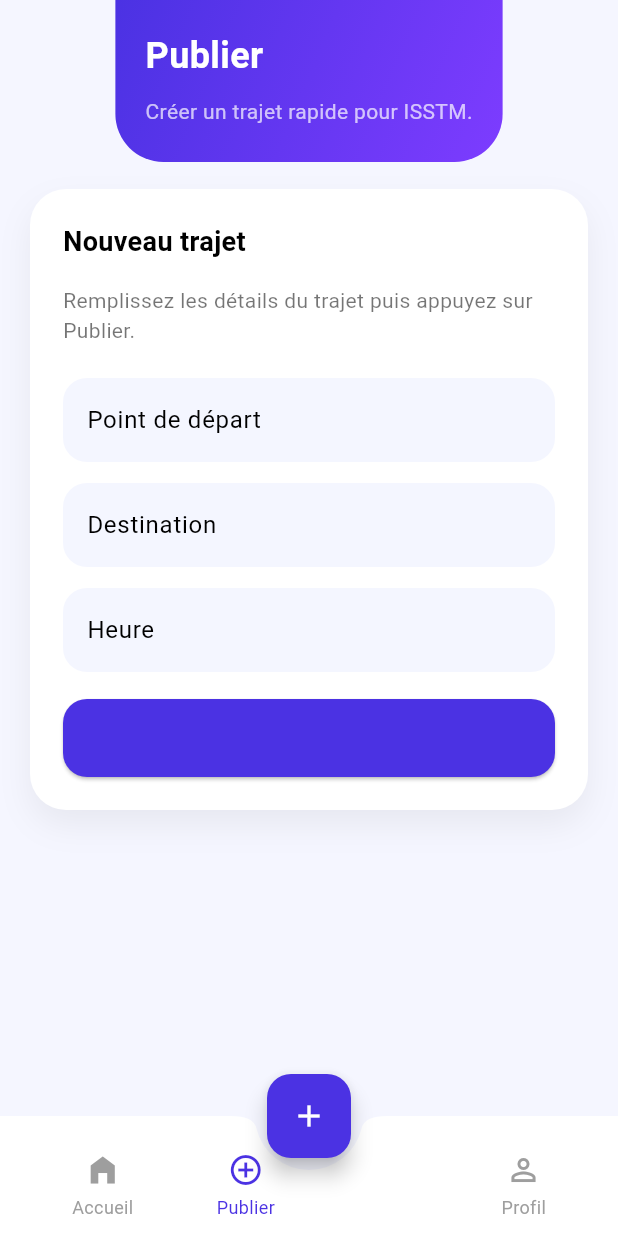
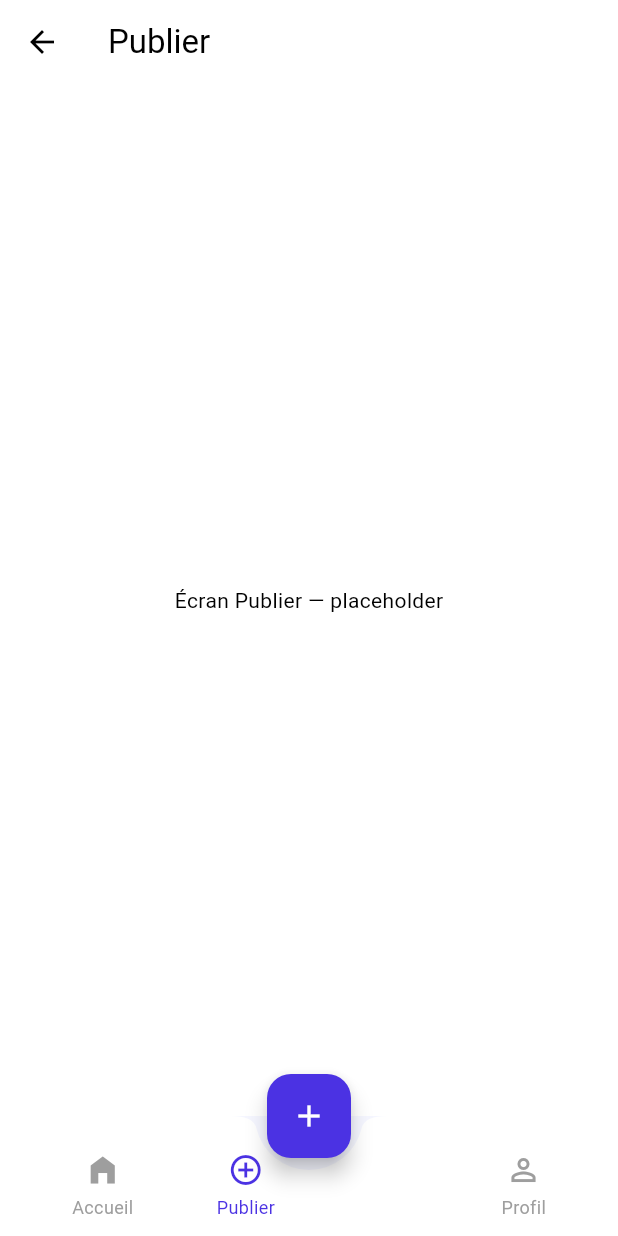
Before and after one commit to tinasoady/gostudy-app, a Flutter app: the HomePage screen opened by its route, item 2 of the bottom bar chosen, on a phone screen of 412 x 824 dp. Run offline on Flutter 3.47's test engine with Material 3 defaults, Android fonts, the phone set to English and light mode, and no system bars.

Commit message:
chore: split pages into separate files; update imports and routes
Co-authored-by: Copilot <223556219+Copilot@users.noreply.github.com>

```diff
--- a/lib/main.dart
+++ b/lib/main.dart
@@ -1,4 +1,10 @@
 import 'package:flutter/material.dart';
+
+import 'pages/home/home_screen.dart';
+import 'pages/publish/publish_screen.dart';
+import 'pages/profile/profile_screen.dart';
+import 'pages/notifications/notifications_screen.dart';
+import 'pages/trips/trips_screen.dart';
 
 void main() {
   runApp(const MyApp());
@@ -23,7 +29,7 @@ class MyApp extends StatelessWidget {
       routes: {
         '/': (_) => const LoginPage(),
         '/home': (_) => const HomePage(),
-        '/notifications': (_) => const NotificationsPage(),
+        '/notifications': (_) => const NotificationsScreenWidget(),
       },
       initialRoute: '/',
     );
@@ -185,9 +191,9 @@ class _HomePageState extends State<HomePage> {
   int _selectedIndex = 0;
 
   static const List<Widget> _pages = [
-    HomeTab(),
-    PublishTab(),
-    ProfileTab(),
+    const HomeScreenWidget(),
+    const PublishScreenWidget(),
+    const ProfileScreenWidget(),
   ];
 
   void _onItemTapped(int index) {
--- /dev/null
+++ b/lib/pages/publish/publish_screen.dart
@@ -0,0 +1,13 @@
+import 'package:flutter/material.dart';
+
+class PublishScreenWidget extends StatelessWidget {
+  const PublishScreenWidget({Key? key}) : super(key: key);
+
+  @override
+  Widget build(BuildContext context) {
+    return Scaffold(
+      appBar: AppBar(title: const Text('Publier')),
+      body: const Center(child: Text('Écran Publier — placeholder')),
+    );
+  }
+}
```
Also changed, not shown: lib/pages/home/home_screen.dart (added, +13 -0 lines), lib/pages/notifications/notifications_screen.dart (added, +13 -0 lines), lib/pages/profile/profile_screen.dart (added, +13 -0 lines), lib/pages/trips/trips_screen.dart (added, +13 -0 lines).
